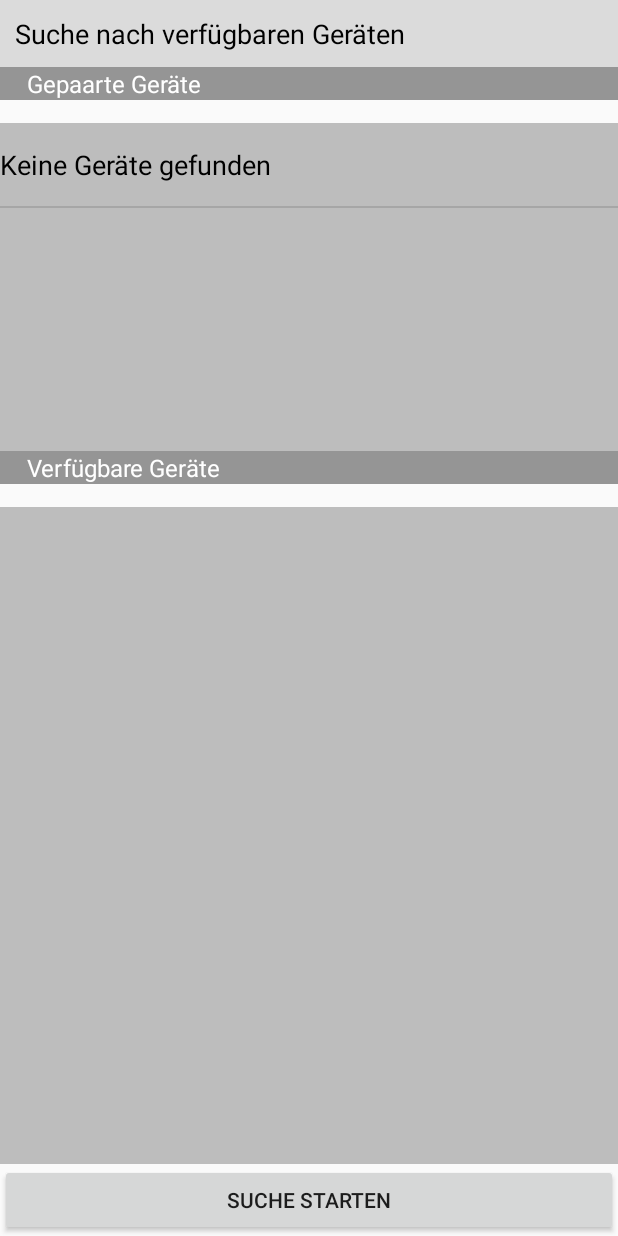
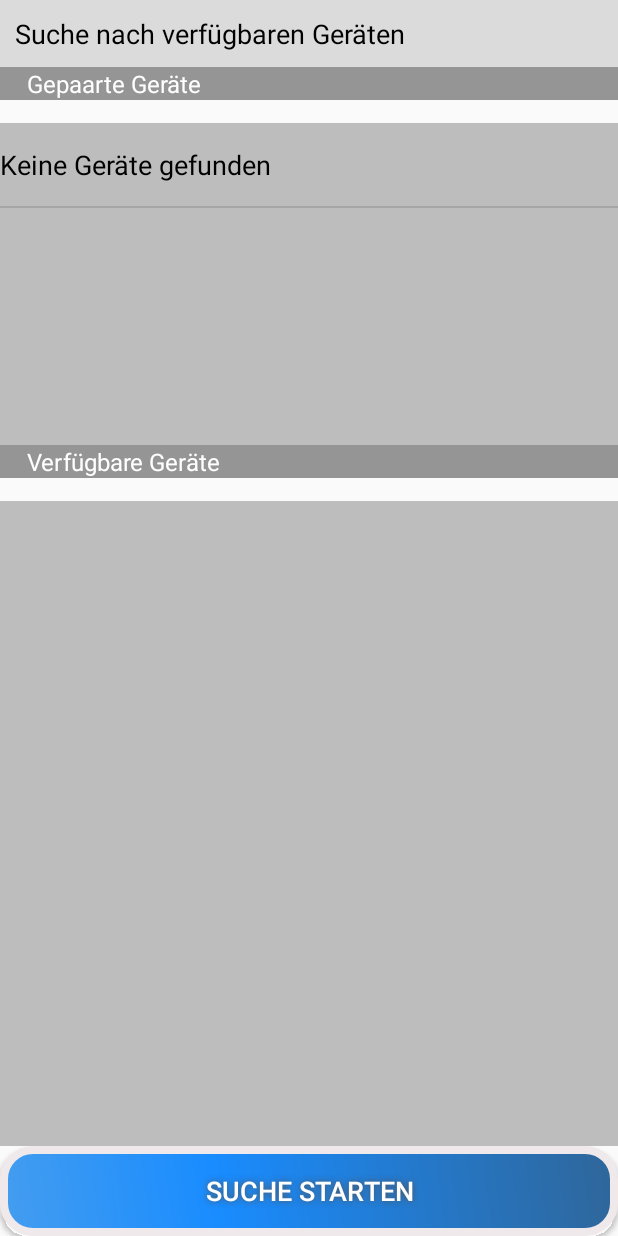
Before and after one commit to Strawberry-HfT/Snake, an Android app: the screen it shows after launch (BluetoothActivity), after a tap on "MULTIPLAYER", on a phone screen of 412 x 824 dp. Run offline under Robolectric (Android 15) with nearby library versions, the phone set to English and light mode, and no system bars.

Commit message:
Package Struktur geändert

```diff
--- a/Snake/app/src/main/AndroidManifest.xml
+++ b/Snake/app/src/main/AndroidManifest.xml
@@ -14,7 +14,7 @@
 
         <!-- Activities -->
         <activity
-            android:name=".MainActivity"
+            android:name="de.hft.stuttgart.strawberry.activities.MainActivity"
             android:label="@string/app_name" >
             <intent-filter>
                 <action android:name="android.intent.action.MAIN" />
@@ -22,7 +22,7 @@
                 <category android:name="android.intent.category.LAUNCHER" />
             </intent-filter>
         </activity>
-        <activity android:name=".GPSingleActivity" />
+        <activity android:name="de.hft.stuttgart.strawberry.activities.GPSingleActivity" />
 
         <supports-screens
             android:anyDensity="true"
--- a/Snake/app/src/main/java/de/hft/stuttgart/strawberry/snake/MainActivity.java
+++ b/Snake/app/src/main/java/de/hft/stuttgart/strawberry/activities/MainActivity.java
@@ -1,4 +1,4 @@
-package de.hft.stuttgart.strawberry.snake;
+package de.hft.stuttgart.strawberry.activities;
 
 import android.app.FragmentManager;
 import android.app.FragmentTransaction;
@@ -16,12 +16,16 @@ import android.widget.Button;
 import java.util.Timer;
 import java.util.TimerTask;
 
-import de.hft.stuttgart.strawberry.activities.BluetoothActivity;
+import de.hft.stuttgart.strawberry.fragments.DifficultyFragement;
+import de.hft.stuttgart.strawberry.snake.R;
 
 /**
  * Main activity der Snake-Applikation
  */
 public class MainActivity extends ActionBarActivity {
+
+    // TAG für den Logger
+    private static final String TAG = MainActivity.class.getSimpleName();
 
     //Buttons
     private Button singleplayer;
@@ -57,8 +61,8 @@ public class MainActivity extends ActionBarActivity {
     }
 
     /*
-        Beim Erstellen der OptionBar
-         */
+    Beim Erstellen der OptionBar
+    */
     @Override
     public boolean onCreateOptionsMenu(Menu menu) {
 
--- a/Snake/app/src/main/java/de/hft/stuttgart/strawberry/snake/SnakeGestureListener.java
+++ b/Snake/app/src/main/java/de/hft/stuttgart/strawberry/controllers/SnakeGestureListener.java
@@ -1,7 +1,9 @@
-package de.hft.stuttgart.strawberry.snake;
+package de.hft.stuttgart.strawberry.controllers;
 
 import android.view.GestureDetector;
 import android.view.MotionEvent;
+
+import de.hft.stuttgart.strawberry.snake.Movement;
 
 /**
  * Created by Juliano on 02.05.2015.
--- a/Snake/app/src/main/java/de/hft/stuttgart/strawberry/snake/SnakeSensorEventListener.java
+++ b/Snake/app/src/main/java/de/hft/stuttgart/strawberry/controllers/SnakeSensorEventListener.java
@@ -1,8 +1,10 @@
-package de.hft.stuttgart.strawberry.snake;
+package de.hft.stuttgart.strawberry.controllers;
 
 import android.hardware.Sensor;
 import android.hardware.SensorEvent;
 import android.hardware.SensorEventListener;
+
+import de.hft.stuttgart.strawberry.snake.Movement;
 
 /**
  * Created by Juliano on 02.05.2015.
--- a/Snake/app/src/main/java/de/hft/stuttgart/strawberry/snake/DifficultyFragement.java
+++ b/Snake/app/src/main/java/de/hft/stuttgart/strawberry/fragments/DifficultyFragement.java
@@ -1,4 +1,4 @@
-package de.hft.stuttgart.strawberry.snake;
+package de.hft.stuttgart.strawberry.fragments;
 
 import android.app.DialogFragment;
 import android.os.Bundle;
@@ -8,6 +8,9 @@ import android.view.ViewGroup;
 import android.widget.Button;
 import android.widget.RadioGroup;
 import android.widget.Toast;
+
+import de.hft.stuttgart.strawberry.activities.MainActivity;
+import de.hft.stuttgart.strawberry.snake.R;
 
 /**
  * Created by Juliano on 26.03.2015.
--- a/Snake/app/src/main/java/de/hft/stuttgart/strawberry/snake/Snake.java
+++ b/Snake/app/src/main/java/de/hft/stuttgart/strawberry/snake/Snake.java
@@ -1,12 +1,10 @@
 package de.hft.stuttgart.strawberry.snake;
 
-import android.graphics.Canvas;
-import android.graphics.Color;
-import android.graphics.Paint;
 import android.graphics.Point;
-import android.widget.Toast;
 
 import java.util.ArrayList;
+
+import de.hft.stuttgart.strawberry.views.TileView;
 
 /**
  * Created by Tommy_2 on 26.03.2015.
--- a/Snake/app/src/main/java/de/hft/stuttgart/strawberry/snake/Strawberry.java
+++ b/Snake/app/src/main/java/de/hft/stuttgart/strawberry/snake/Strawberry.java
@@ -1,6 +1,8 @@
 package de.hft.stuttgart.strawberry.snake;
 
 import android.graphics.Point;
+
+import de.hft.stuttgart.strawberry.views.TileView;
 
 /**
  * Created by Tommy_2 on 06.04.2015.
--- a/Snake/app/src/main/java/de/hft/stuttgart/strawberry/snake/TileView.java
+++ b/Snake/app/src/main/java/de/hft/stuttgart/strawberry/views/TileView.java
@@ -1,4 +1,4 @@
-package de.hft.stuttgart.strawberry.snake;
+package de.hft.stuttgart.strawberry.views;
 
 import android.content.Context;
 import android.graphics.Bitmap;
--- a/Snake/app/src/main/res/layout/activity_bluetooth.xml
+++ b/Snake/app/src/main/res/layout/activity_bluetooth.xml
@@ -22,8 +22,6 @@
         android:paddingEnd="5sp"
         android:textColor="#000"
         android:textSize="18sp" />
-    <!--android:layout_alignParentStart="true" -->
-
 
     <TextView
         android:id="@+id/header_paired_devices"
@@ -36,9 +34,6 @@
         android:visibility="visible"
         android:textColor="#fff"
         android:textSize="16sp" />
-        <!--android:layout_below="@+id/bt_header_text"-->
-        <!--android:layout_alignParentStart="true"-->
-
 
     <ListView
         android:id="@+id/lv_paired_devices"
@@ -48,9 +43,6 @@
         android:background="@color/switch_thumb_normal_material_dark"
         android:stackFromBottom="false"
         android:layout_marginTop="15sp" />
-        <!--android:layout_below="@+id/header_paired_devices"-->
-        <!--android:layout_alignParentStart="true"-->
-        <!--android:layout_alignParentEnd="true" -->
 
     <TextView
         android:id="@+id/header_new_devices"
@@ -63,8 +55,6 @@
         android:visibility="visible"
         android:textColor="#fff"
         android:textSize="16sp" />
-        <!--android:layout_below="@+id/lv_paired_devices"-->
-        <!--android:layout_alignParentStart="true" -->
 
     <ListView
         android:id="@+id/lv_new_devices"
@@ -74,15 +64,19 @@
         android:background="@color/switch_thumb_normal_material_dark"
         android:stackFromBottom="false"
         android:layout_marginTop="15sp" />
-        <!--android:layout_below="@+id/header_new_devices"-->
-        <!--android:layout_alignParentStart="true"-->
-        <!--android:layout_alignParentEnd="true" -->
 
     <Button
         android:id="@+id/btn_scan"
         android:layout_width="match_parent"
         android:layout_height="wrap_content"
+        android:background="@drawable/buttonshape"
+        android:shadowColor="#525252"
+        android:shadowDx="0"
+        android:shadowDy="0"
+        android:shadowRadius="5"
         android:text="@string/btn_scan"
+        android:textColor="#FFFFFF"
+        android:textSize="18sp"
         />
 
 </LinearLayout>
--- a/Snake/app/src/main/res/values/strings.xml
+++ b/Snake/app/src/main/res/values/strings.xml
@@ -4,6 +4,11 @@
 
     <!-- ActionBar Settings Button -->
     <string name="action_settings">Einstellungen</string>
+
+    <!-- Activity Main -->
+    <string name="singleplayer">Singleplayer</string>
+    <string name="multiplayer">Multiplayer</string>
+    <string name="exit">Exit</string>
 
     <!-- Activity Bluetooth -->
     <string name="bt_textView_header">Suche nach verf\u00FCgbaren Ger\u00E4ten</string>
```
Also changed, not shown: Snake/app/src/main/java/de/hft/stuttgart/strawberry/activities/GPSingleActivity.java (renamed from Snake/app/src/main/java/de/hft/stuttgart/strawberry/snake/GPSingleActivity.java, +9 -1 lines), Snake/app/src/main/java/de/hft/stuttgart/strawberry/views/GPSingleView.java (renamed from Snake/app/src/main/java/de/hft/stuttgart/strawberry/snake/GPSingleView.java, +4 -6 lines), Snake/app/src/main/res/layout/activity_main.xml (+3 -4 lines), 1 other file.
